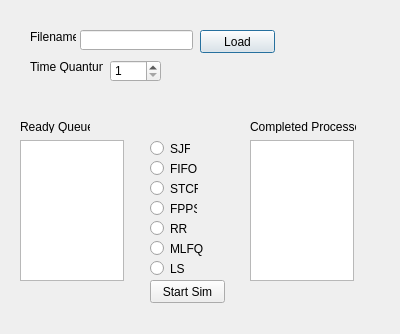
Old version of the form Seizure_Time_OS/processschedulerdialog.ui in the repository Singlecharacter/Seizure-Time-OS.
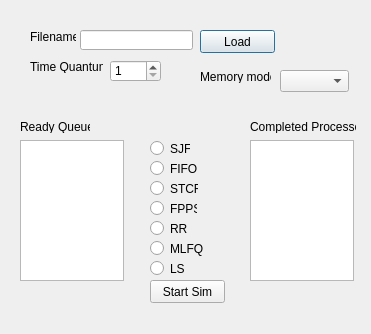
New version of the form.

```diff
--- a/Seizure_Time_OS/processschedulerdialog.ui
+++ b/Seizure_Time_OS/processschedulerdialog.ui
@@ -6,7 +6,7 @@
    <rect>
     <x>0</x>
     <y>0</y>
-    <width>400</width>
+    <width>371</width>
     <height>334</height>
    </rect>
   </property>
@@ -241,6 +241,29 @@
     <string>LS</string>
    </property>
   </widget>
+  <widget class="QComboBox" name="memComboBox">
+   <property name="geometry">
+    <rect>
+     <x>280</x>
+     <y>70</y>
+     <width>69</width>
+     <height>22</height>
+    </rect>
+   </property>
+  </widget>
+  <widget class="QLabel" name="label_5">
+   <property name="geometry">
+    <rect>
+     <x>200</x>
+     <y>70</y>
+     <width>71</width>
+     <height>13</height>
+    </rect>
+   </property>
+   <property name="text">
+    <string>Memory mode:</string>
+   </property>
+  </widget>
  </widget>
  <resources/>
  <connections/>
```
